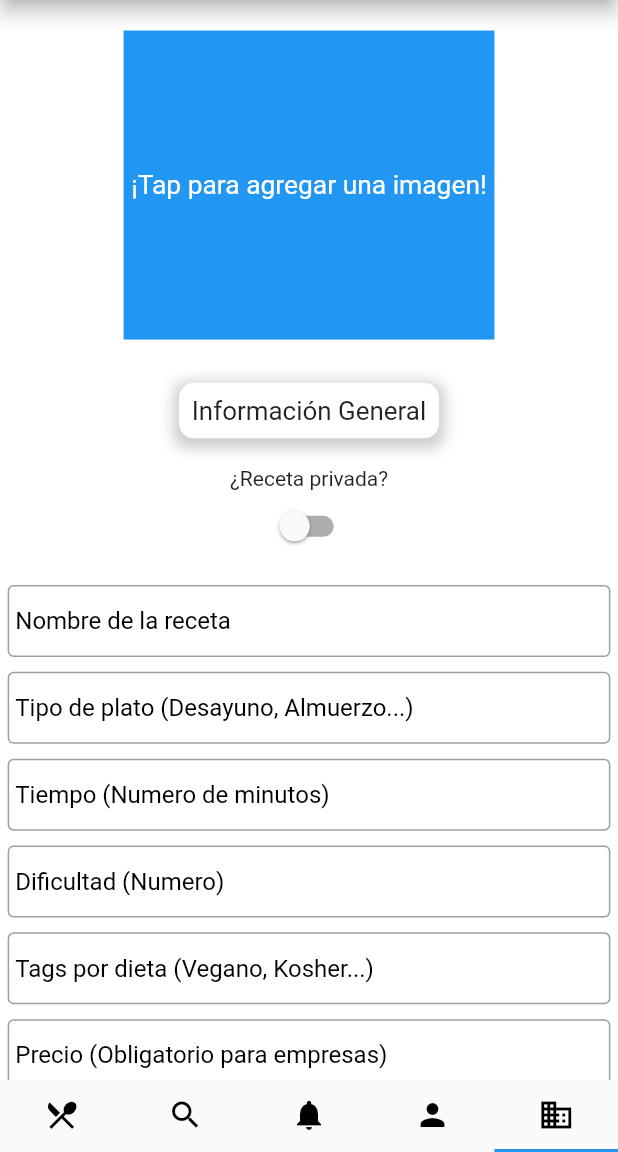
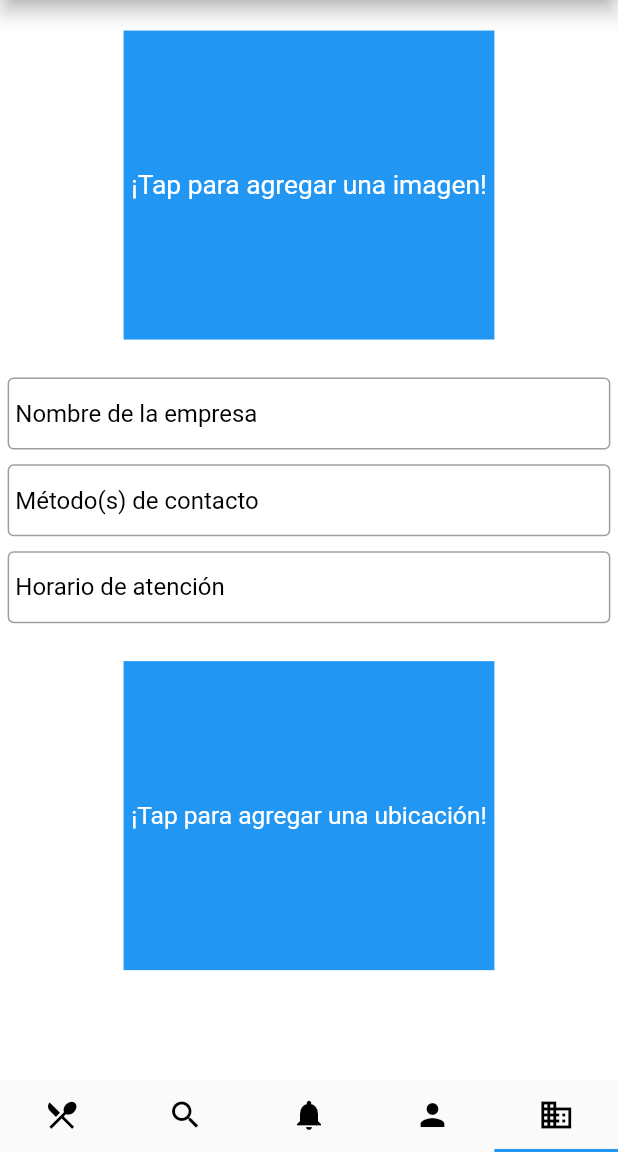
Before and after one commit to AlonsoJimenez/CookTime, a Flutter app: the screen it shows after launch, item 5 of the bottom bar chosen, after a tap on "¡Tap para agregar una imagen!", on a phone screen of 412 x 824 dp, the part 84-1236 px from its top. Run offline on Flutter 3.47's test engine with Material 2 defaults, Android fonts, the phone set to English and light mode, and no system bars; our stand-ins replace image_picker; accounts and stored records are empty; network calls fail; key blocks and very long unbroken strings in the code were emptied for the run.

Commit message:
Se añadió algunos widgets al creador de empresas
Se añadió el widget para agregar una imagen y algunos TextFormField

```diff
--- /dev/null
+++ b/cook_time/lib/screens/businessCreatorScreen.dart
@@ -0,0 +1,112 @@
+import 'dart:convert';
+
+import 'package:cook_time/logic/sizeConfig.dart';
+import 'package:cook_time/screens/reusableWidgets.dart';
+import 'package:flutter/material.dart';
+import 'package:image_picker/image_picker.dart';
+
+class BusinessCreatorScreen extends StatefulWidget {
+  @override
+  State<BusinessCreatorScreen> createState() => BusinessCreatorScreenState();
+}
+
+class BusinessCreatorScreenState extends State<BusinessCreatorScreen> {
+  String base64;
+
+  var baseTextFieldControllers = List<TextEditingController>();
+  var baseTextFormFields = List<Widget>();
+
+  final List text = [
+    "Nombre de la empresa",
+    "Método(s) de contacto",
+    "Horario de atención",
+  ];
+
+  void initTextFormField() {
+    if (baseTextFieldControllers.length == 0) {
+      for (int x = 0; x < text.length; x++) {
+        baseTextFieldControllers.add(TextEditingController());
+        baseTextFormFields.add(ReusableWidgets.textFormFieldCreator(
+            baseTextFieldControllers[x], text[x]));
+      }
+    }
+  }
+
+  Future getImageFromGallery() async {
+    final image = await ImagePicker.pickImage(source: ImageSource.gallery);
+    setState(() {
+      base64 = base64Encode(image.readAsBytesSync());
+    });
+  }
+
+  @override
+  Widget build(BuildContext context) {
+    initTextFormField();
+
+    return Container(
+      color: Colors.white,
+      child: SingleChildScrollView(
+        child: Column(
+          children: [
+            //Esto es solo un widget pero con un if rarísimo que afecta la forma en la que se ve según se haya o no seleccionado un archivo.
+            base64 == null
+                ? GestureDetector(
+                    child: Container(
+                      margin: EdgeInsets.all(SizeConfig.fixLil * 60),
+                      padding: EdgeInsets.all(SizeConfig.fixLil * 15),
+                      height: SizeConfig.fixAllVer * 2.5,
+                      width: SizeConfig.fixAllHor * 6,
+                      color: Colors.blue,
+                      child: FittedBox(
+                        fit: BoxFit.fitWidth,
+                        child: Text(
+                          "¡Tap para agregar una imagen!",
+                          style: TextStyle(color: Colors.white),
+                        ),
+                      ),
+                    ),
+                    onTap: () {
+                      getImageFromGallery();
+                    },
+                  )
+                : GestureDetector(
+                    child: Container(
+                      margin: EdgeInsets.all(SizeConfig.fixLil * 60),
+                      height: SizeConfig.fixAllVer * 2.5,
+                      width: SizeConfig.fixAllHor * 6,
+                      color: Colors.blue,
+                      child: FittedBox(
+                        fit: BoxFit.fill,
+                        child: Image.memory(base64Decode(base64)),
+                      ),
+                    ),
+                    onTap: () {
+                      getImageFromGallery();
+                    },
+                  ),
+
+            //w
+            Column(
+              children: baseTextFormFields,
+            ),
+
+            Container(
+              margin: EdgeInsets.all(SizeConfig.fixLil * 60),
+              padding: EdgeInsets.all(SizeConfig.fixLil * 15),
+              height: SizeConfig.fixAllVer * 2.5,
+              width: SizeConfig.fixAllHor * 6,
+              color: Colors.blue,
+              child: FittedBox(
+                fit: BoxFit.fitWidth,
+                child: Text(
+                  "¡Tap para agregar una ubicación!",
+                  style: TextStyle(color: Colors.white),
+                ),
+              ),
+            ),
+          ],
+        ),
+      ),
+    );
+  }
+}
--- a/cook_time/lib/screens/notificationScreen.dart
+++ b/cook_time/lib/screens/notificationScreen.dart
@@ -1,16 +1,15 @@
 import 'package:flutter/material.dart';
 
-class NotificationScreen extends StatefulWidget{
+class NotificationScreen extends StatefulWidget {
   @override
   State<NotificationScreen> createState() => NotificationScreenState();
 }
 
-class NotificationScreenState extends State<NotificationScreen>{
+class NotificationScreenState extends State<NotificationScreen> {
   @override
   Widget build(BuildContext context) {
     return Container(
       color: Colors.white,
     );
   }
-
 }
--- a/cook_time/lib/screens/recipeScreen.dart
+++ b/cook_time/lib/screens/recipeScreen.dart
@@ -4,6 +4,7 @@ import 'dart:io';
 import 'package:cook_time/future.dart';
 import 'package:cook_time/logic/sizeConfig.dart';
 import 'package:cook_time/screens/login.dart';
+import 'package:cook_time/screens/reusableWidgets.dart';
 import 'package:flutter/material.dart';
 
 import 'package:image_picker/image_picker.dart';
@@ -39,69 +40,18 @@ class RecipeScreenState extends State<RecipeScreen> {
     if (baseTextFieldControllers.length == 0) {
       for (int x = 0; x < 6; x++) {
         baseTextFieldControllers.add(TextEditingController());
-        baseTextFormFields
-            .add(textFormFieldCreator(baseTextFieldControllers[x], text[x]));
+        baseTextFormFields.add(ReusableWidgets.textFormFieldCreator(
+            baseTextFieldControllers[x], text[x]));
       }
 
       ingredientTextFieldControllers.add(TextEditingController());
-      ingredientTextFormFields.add(textFormFieldCreator(
+      ingredientTextFormFields.add(ReusableWidgets.textFormFieldCreator(
           ingredientTextFieldControllers[0], "Ingrediente 1"));
 
       stepsTextFieldControllers.add(TextEditingController());
-      stepsTextFormFields
-          .add(textFormFieldCreator(stepsTextFieldControllers[0], "Paso 1"));
+      stepsTextFormFields.add(ReusableWidgets.textFormFieldCreator(
+          stepsTextFieldControllers[0], "Paso 1"));
     }
-  }
-
-  Container textFormFieldCreator(
-      TextEditingController controller, String text) {
-    return Container(
-      padding: EdgeInsets.only(
-          top: SizeConfig.fixLilVer * 6,
-          bottom: SizeConfig.fixLilVer * 6,
-          right: SizeConfig.fixLil * 15,
-          left: SizeConfig.fixLil * 15),
-      child: TextFormField(
-        style: TextStyle(color: Colors.black),
-        controller: controller,
-        obscureText: false,
-        decoration: InputDecoration(
-          contentPadding: EdgeInsets.only(
-              right: SizeConfig.fixLil * 15, left: SizeConfig.fixLil * 15),
-          border: OutlineInputBorder(),
-          hintText: text,
-          hintStyle: TextStyle(color: Colors.black),
-        ),
-      ),
-    );
-  }
-
-  Container categoryContainer(String text) {
-    return Container(
-      decoration: BoxDecoration(
-        color: Colors.white,
-        borderRadius: BorderRadius.only(
-          topLeft: Radius.circular(10),
-          topRight: Radius.circular(10),
-          bottomLeft: Radius.circular(10),
-          bottomRight: Radius.circular(10),
-        ),
-        boxShadow: [
-          BoxShadow(
-            color: Colors.grey.withOpacity(0.5),
-            spreadRadius: 4,
-            blurRadius: 7,
-            offset: Offset(0, 3),
-          )
-        ],
-      ),
-      margin: EdgeInsets.all(SizeConfig.fixLil * 25),
-      padding: EdgeInsets.all(SizeConfig.fixLil * 25),
-      child: Text(
-        text,
-        textScaleFactor: SizeConfig.fixLilHor * 3,
-      ),
-    );
   }
 
   Future getImageFromGallery() async {
@@ -158,7 +108,7 @@ class RecipeScreenState extends State<RecipeScreen> {
 
             //Other Widgets
 
-            categoryContainer("Información General"),
+            ReusableWidgets.categoryContainer("Información General"),
 
             Container(
               margin: EdgeInsets.all(SizeConfig.fixLil * 30),
@@ -181,7 +131,7 @@ class RecipeScreenState extends State<RecipeScreen> {
               children: baseTextFormFields,
             ),
 
-            categoryContainer("¡Ingredientes!"),
+            ReusableWidgets.categoryContainer("¡Ingredientes!"),
 
             Column(
               children: ingredientTextFormFields,
@@ -198,15 +148,16 @@ class RecipeScreenState extends State<RecipeScreen> {
                 setState(() {
                   ingredientTextFieldControllers.add(TextEditingController());
                   int temp = ingredientTextFieldControllers.length;
-                  ingredientTextFormFields.add(textFormFieldCreator(
-                      ingredientTextFieldControllers[temp - 1],
-                      "Ingrediente " + temp.toString()));
+                  ingredientTextFormFields.add(
+                      ReusableWidgets.textFormFieldCreator(
+                          ingredientTextFieldControllers[temp - 1],
+                          "Ingrediente " + temp.toString()));
                 });
               },
               child: Icon(Icons.add),
             ),
 
-            categoryContainer("¡Pasos!"),
+            ReusableWidgets.categoryContainer("¡Pasos!"),
 
             Column(
               children: stepsTextFormFields,
@@ -223,7 +174,7 @@ class RecipeScreenState extends State<RecipeScreen> {
                 setState(() {
                   stepsTextFieldControllers.add(TextEditingController());
                   int temp = stepsTextFieldControllers.length;
-                  stepsTextFormFields.add(textFormFieldCreator(
+                  stepsTextFormFields.add(ReusableWidgets.textFormFieldCreator(
                       stepsTextFieldControllers[temp - 1],
                       "Paso " + temp.toString()));
                 });
--- /dev/null
+++ b/cook_time/lib/screens/reusableWidgets.dart
@@ -0,0 +1,55 @@
+import 'package:cook_time/logic/sizeConfig.dart';
+import "package:flutter/material.dart";
+
+class ReusableWidgets {
+  static Container textFormFieldCreator(
+      TextEditingController controller, String text) {
+    return Container(
+      padding: EdgeInsets.only(
+          top: SizeConfig.fixLilVer * 6,
+          bottom: SizeConfig.fixLilVer * 6,
+          right: SizeConfig.fixLil * 15,
+          left: SizeConfig.fixLil * 15),
+      child: TextFormField(
+        style: TextStyle(color: Colors.black),
+        controller: controller,
+        obscureText: false,
+        decoration: InputDecoration(
+          contentPadding: EdgeInsets.only(
+              right: SizeConfig.fixLil * 15, left: SizeConfig.fixLil * 15),
+          border: OutlineInputBorder(),
+          hintText: text,
+          hintStyle: TextStyle(color: Colors.black),
+        ),
+      ),
+    );
+  }
+
+  static Container categoryContainer(String text) {
+    return Container(
+      decoration: BoxDecoration(
+        color: Colors.white,
+        borderRadius: BorderRadius.only(
+          topLeft: Radius.circular(10),
+          topRight: Radius.circular(10),
+          bottomLeft: Radius.circular(10),
+          bottomRight: Radius.circular(10),
+        ),
+        boxShadow: [
+          BoxShadow(
+            color: Colors.grey.withOpacity(0.5),
+            spreadRadius: 4,
+            blurRadius: 7,
+            offset: Offset(0, 3),
+          )
+        ],
+      ),
+      margin: EdgeInsets.all(SizeConfig.fixLil * 25),
+      padding: EdgeInsets.all(SizeConfig.fixLil * 25),
+      child: Text(
+        text,
+        textScaleFactor: SizeConfig.fixLilHor * 3,
+      ),
+    );
+  }
+}
--- a/cook_time/lib/screens/tabBView.dart
+++ b/cook_time/lib/screens/tabBView.dart
@@ -2,6 +2,7 @@ import 'dart:convert';
 
 import 'package:cook_time/future.dart';
 import 'package:cook_time/logic/base64.dart';
+import 'package:cook_time/screens/businessCreatorScreen.dart';
 import 'package:cook_time/screens/login.dart';
 import 'package:cook_time/screens/notificationScreen.dart';
 import 'package:cook_time/screens/recipeScreen.dart';
@@ -65,7 +66,7 @@ class TabBViewState extends State<TabBView> {
                   SearchScreen(),
                   NotificationScreen(),
                   UserScreen(),
-                  RecipeScreen(),
+                  BusinessCreatorScreen(),
                 ],
               ),
             ),
```
